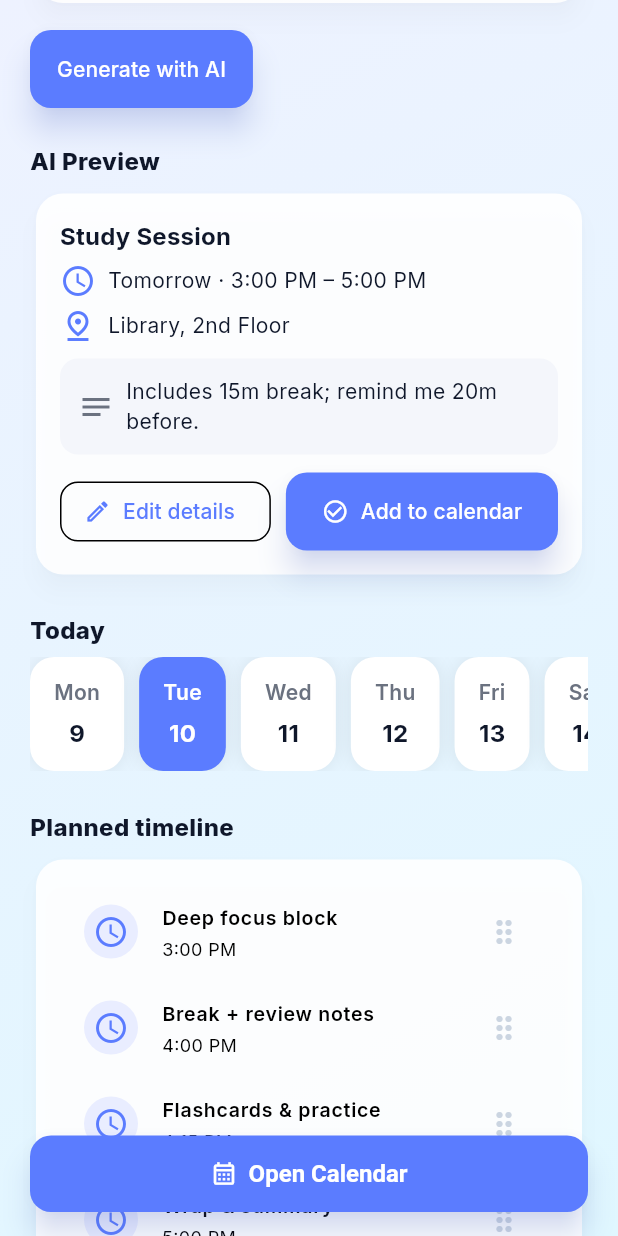
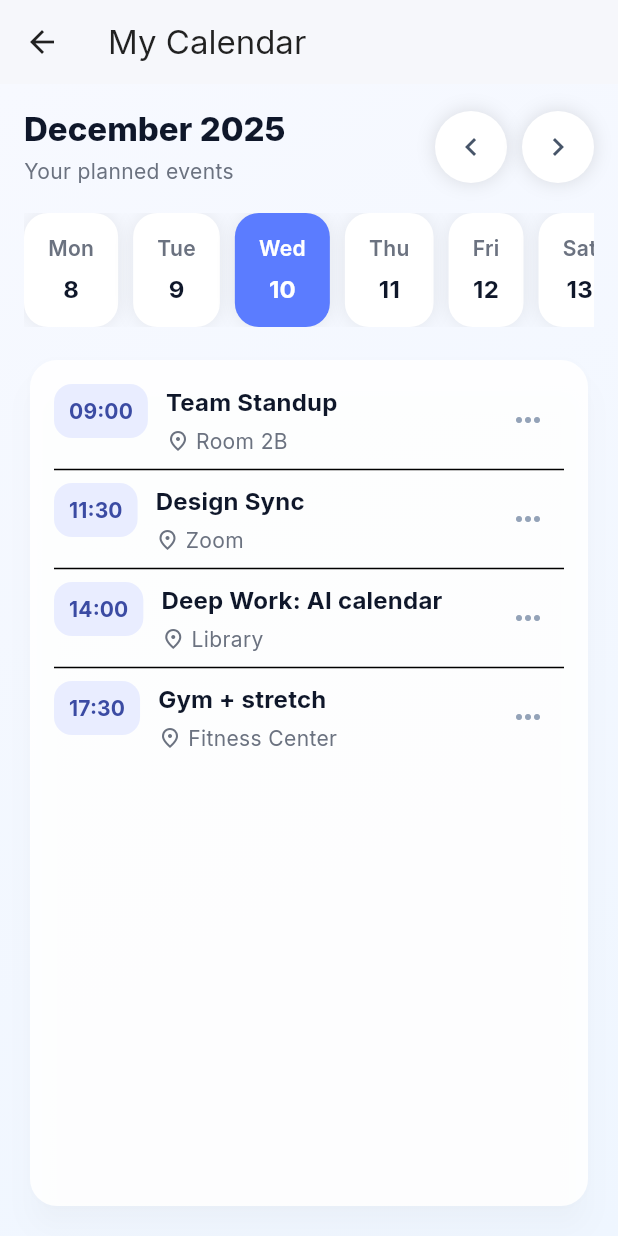
Before and after one commit to abedassi2001/AI-Calender, a Flutter app: the screen it shows after launch, scrolled down 576 dp, after a tap on "Open Calendar", on a phone screen of 412 x 824 dp. Run offline on Flutter 3.47's test engine with Material 3 defaults, Android fonts, the phone set to English and light mode, and no system bars; our stand-ins replace google_fonts.

Commit message:
added the calender page
added the calender page

```diff
--- a/mobile_app/calender_ai/lib/main.dart
+++ b/mobile_app/calender_ai/lib/main.dart
@@ -1,5 +1,6 @@
 import 'package:flutter/material.dart';
 import 'app.dart';
+import 'presentation/pages/calendar_page.dart';
 
 void main() => runApp(const MyApp());
 
@@ -85,7 +86,9 @@ class _HomePageState extends State<HomePage> {
           width: double.infinity,
           child: ElevatedButton.icon(
             onPressed: () {
-              // TODO: open calendar / route to calendar view
+              Navigator.of(context).push(
+                MaterialPageRoute(builder: (_) => const CalendarPage()),
+              );
             },
             icon: const Icon(Icons.calendar_month_outlined),
             label: const Text('Open Calendar'),
--- /dev/null
+++ b/mobile_app/calender_ai/lib/presentation/pages/calendar_page.dart
@@ -0,0 +1,200 @@
+import 'package:flutter/material.dart';
+
+class CalendarPage extends StatelessWidget {
+  const CalendarPage({super.key});
+
+  @override
+  Widget build(BuildContext context) {
+    final theme = Theme.of(context);
+    final events = [
+      ('09:00', 'Team Standup', 'Room 2B'),
+      ('11:30', 'Design Sync', 'Zoom'),
+      ('14:00', 'Deep Work: AI calendar', 'Library'),
+      ('17:30', 'Gym + stretch', 'Fitness Center'),
+    ];
+
+    return Scaffold(
+      appBar: AppBar(
+        title: const Text('My Calendar'),
+        elevation: 0,
+        backgroundColor: Colors.transparent,
+        foregroundColor: Colors.black87,
+      ),
+      body: Container(
+        decoration: const BoxDecoration(
+          gradient: LinearGradient(
+            colors: [Color(0xFFF7F9FF), Color(0xFFEFF6FF)],
+            begin: Alignment.topLeft,
+            end: Alignment.bottomRight,
+          ),
+        ),
+        child: SafeArea(
+          child: Padding(
+            padding: const EdgeInsets.all(16),
+            child: Column(
+              crossAxisAlignment: CrossAxisAlignment.start,
+              children: [
+                _monthHeader(theme),
+                const SizedBox(height: 18),
+                _weekStrip(),
+                const SizedBox(height: 18),
+                Expanded(
+                  child: Card(
+                    elevation: 8,
+                    shadowColor: Colors.black12,
+                    shape: RoundedRectangleBorder(borderRadius: BorderRadius.circular(18)),
+                    child: Padding(
+                      padding: const EdgeInsets.all(16),
+                      child: ListView.separated(
+                        itemCount: events.length,
+                        separatorBuilder: (_, __) => const Divider(height: 18),
+                        itemBuilder: (_, i) {
+                          final (time, title, place) = events[i];
+                          return Row(
+                            crossAxisAlignment: CrossAxisAlignment.start,
+                            children: [
+                              Container(
+                                padding: const EdgeInsets.symmetric(horizontal: 10, vertical: 8),
+                                decoration: BoxDecoration(
+                                  color: const Color(0xFFE9EDFF),
+                                  borderRadius: BorderRadius.circular(12),
+                                ),
+                                child: Text(
+                                  time,
+                                  style: theme.textTheme.labelLarge?.copyWith(
+                                    color: const Color(0xFF3B4BA3),
+                                    fontWeight: FontWeight.w700,
+                                  ),
+                                ),
+                              ),
+                              const SizedBox(width: 12),
+                              Expanded(
+                                child: Column(
+                                  crossAxisAlignment: CrossAxisAlignment.start,
+                                  children: [
+                                    Text(
+                                      title,
+                                      style: theme.textTheme.titleMedium?.copyWith(fontWeight: FontWeight.w700),
+                                    ),
+                                    const SizedBox(height: 4),
+                                    Row(
+                                      children: [
+                                        const Icon(Icons.place_outlined, size: 16, color: Color(0xFF6B7280)),
+                                        const SizedBox(width: 4),
+                                        Text(place, style: const TextStyle(color: Color(0xFF6B7280))),
+                                      ],
+                                    ),
+                                  ],
+                                ),
+                              ),
+                              IconButton(
+                                icon: const Icon(Icons.more_horiz, color: Color(0xFF94A3B8)),
+                                onPressed: () {},
+                              ),
+                            ],
+                          );
+                        },
+                      ),
+                    ),
+                  ),
+                ),
+              ],
+            ),
+          ),
+        ),
+      ),
+    );
+  }
+
+  Widget _monthHeader(ThemeData theme) {
+    return Row(
+      mainAxisAlignment: MainAxisAlignment.spaceBetween,
+      children: [
+        Column(
+          crossAxisAlignment: CrossAxisAlignment.start,
+          children: [
+            Text('December 2025', style: theme.textTheme.titleLarge?.copyWith(fontWeight: FontWeight.w800)),
+            const SizedBox(height: 4),
+            Text('Your planned events', style: theme.textTheme.bodyMedium?.copyWith(color: const Color(0xFF6B7280))),
+          ],
+        ),
+        Row(
+          children: [
+            _circleBtn(Icons.chevron_left),
+            const SizedBox(width: 10),
+            _circleBtn(Icons.chevron_right),
+          ],
+        ),
+      ],
+    );
+  }
+
+  Widget _weekStrip() {
+    final days = [
+      ('Mon', 8),
+      ('Tue', 9),
+      ('Wed', 10),
+      ('Thu', 11),
+      ('Fri', 12),
+      ('Sat', 13),
+      ('Sun', 14),
+    ];
+    const activeIndex = 2;
+    return SizedBox(
+      height: 76,
+      child: ListView.separated(
+        scrollDirection: Axis.horizontal,
+        itemCount: days.length,
+        separatorBuilder: (_, __) => const SizedBox(width: 10),
+        itemBuilder: (_, i) {
+          final (label, day) = days[i];
+          final isActive = i == activeIndex;
+          return AnimatedContainer(
+            duration: const Duration(milliseconds: 200),
+            padding: const EdgeInsets.symmetric(horizontal: 16, vertical: 12),
+            decoration: BoxDecoration(
+              color: isActive ? const Color(0xFF5B7CFF) : Colors.white,
+              borderRadius: BorderRadius.circular(16),
+              boxShadow: [BoxShadow(color: Colors.black12.withOpacity(0.08), blurRadius: 10)],
+            ),
+            child: Column(
+              mainAxisAlignment: MainAxisAlignment.center,
+              children: [
+                Text(
+                  label,
+                  style: TextStyle(
+                    color: isActive ? Colors.white : const Color(0xFF6B7280),
+                    fontWeight: FontWeight.w600,
+                  ),
+                ),
+                const SizedBox(height: 6),
+                Text(
+                  '$day',
+                  style: TextStyle(
+                    color: isActive ? Colors.white : const Color(0xFF0F172A),
+                    fontSize: 16,
+                    fontWeight: FontWeight.w700,
+                  ),
+                ),
+              ],
+            ),
+          );
+        },
+      ),
+    );
+  }
+
+  Widget _circleBtn(IconData icon) {
+    return Container(
+      decoration: BoxDecoration(
+        color: Colors.white,
+        shape: BoxShape.circle,
+        boxShadow: [BoxShadow(color: Colors.black12.withOpacity(0.12), blurRadius: 10)],
+      ),
+      child: IconButton(
+        onPressed: () {},
+        icon: Icon(icon, color: const Color(0xFF475569)),
+      ),
+    );
+  }
+}
```
